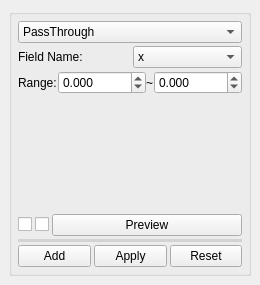
This is cloudtool/tool/filters.ui in alex-hjm/cloudtool as Qt 5 draws it before an edit. The edited form follows.
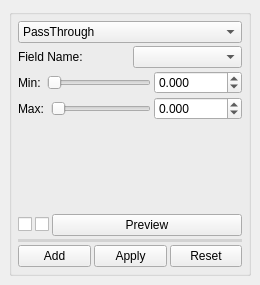
This is the edited form. The open tabs and pages were chosen to show the change. Icons and pictures are not drawn.

Commit message: add filters tools

What changed in the file:
```diff
--- a/cloudtool/tool/filters.ui
+++ b/cloudtool/tool/filters.ui
@@ -167,10 +167,10 @@
                 <bool>false</bool>
                </property>
                <property name="currentText">
-                <string>x</string>
+                <string/>
                </property>
                <property name="currentIndex">
-                <number>0</number>
+                <number>-1</number>
                </property>
                <property name="sizeAdjustPolicy">
                 <enum>QComboBox::AdjustToContentsOnFirstShow</enum>
@@ -208,14 +208,21 @@
             </layout>
            </item>
            <item>
-            <layout class="QHBoxLayout" name="horizontalLayout_3">
+            <layout class="QHBoxLayout" name="horizontalLayout_15">
              <property name="spacing">
-              <number>0</number>
+              <number>3</number>
              </property>
              <item>
-              <widget class="QLabel" name="label_5">
+              <widget class="QLabel" name="label_13">
                <property name="text">
-                <string>Range:</string>
+                <string>Min: </string>
+               </property>
+              </widget>
+             </item>
+             <item>
+              <widget class="QSlider" name="slider_min">
+               <property name="orientation">
+                <enum>Qt::Horizontal</enum>
                </property>
               </widget>
              </item>
@@ -241,16 +248,27 @@
                </property>
               </widget>
              </item>
+            </layout>
+           </item>
+           <item>
+            <layout class="QHBoxLayout" name="horizontalLayout_3">
+             <property name="spacing">
+              <number>3</number>
+             </property>
              <item>
-              <widget class="QLabel" name="label_3">
-               <property name="maximumSize">
-                <size>
-                 <width>8</width>
-                 <height>16777215</height>
-                </size>
-               </property>
+              <widget class="QLabel" name="label_5">
                <property name="text">
-                <string>~</string>
+                <string>Max: </string>
+               </property>
+              </widget>
+             </item>
+             <item>
+              <widget class="QSlider" name="slider_max">
+               <property name="orientation">
+                <enum>Qt::Horizontal</enum>
+               </property>
+               <property name="tickPosition">
+                <enum>QSlider::NoTicks</enum>
                </property>
               </widget>
              </item>
```
Left out of the diff: 2 changed lines with no effect on the pictures. The commit also changes 2 other files.
